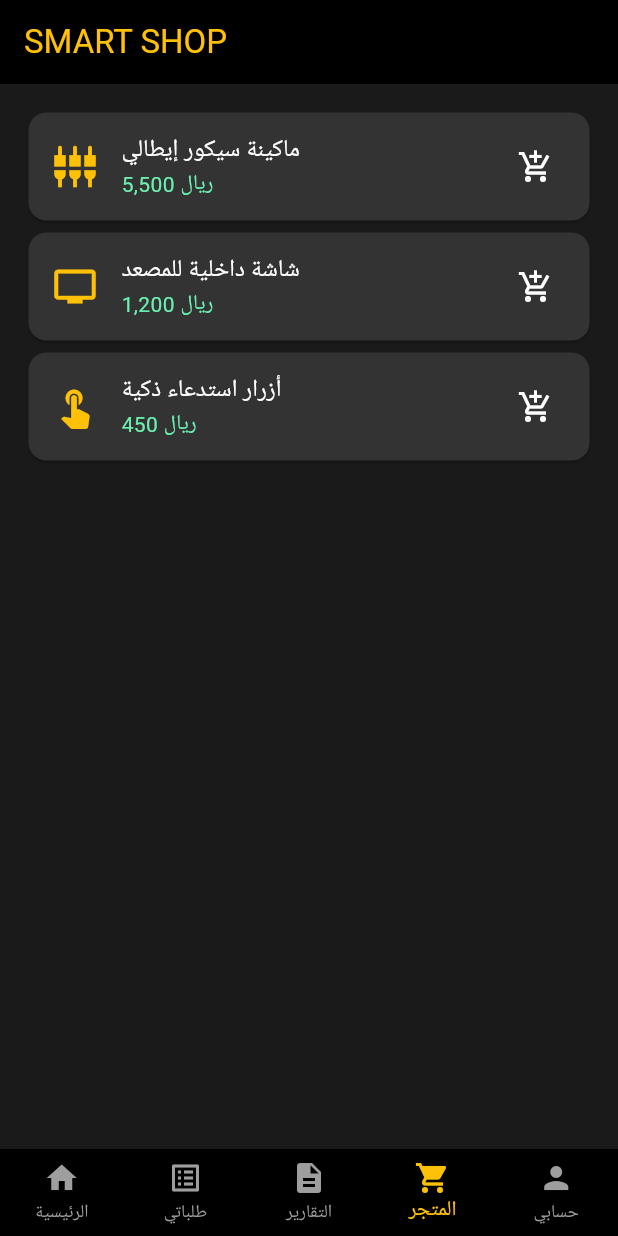
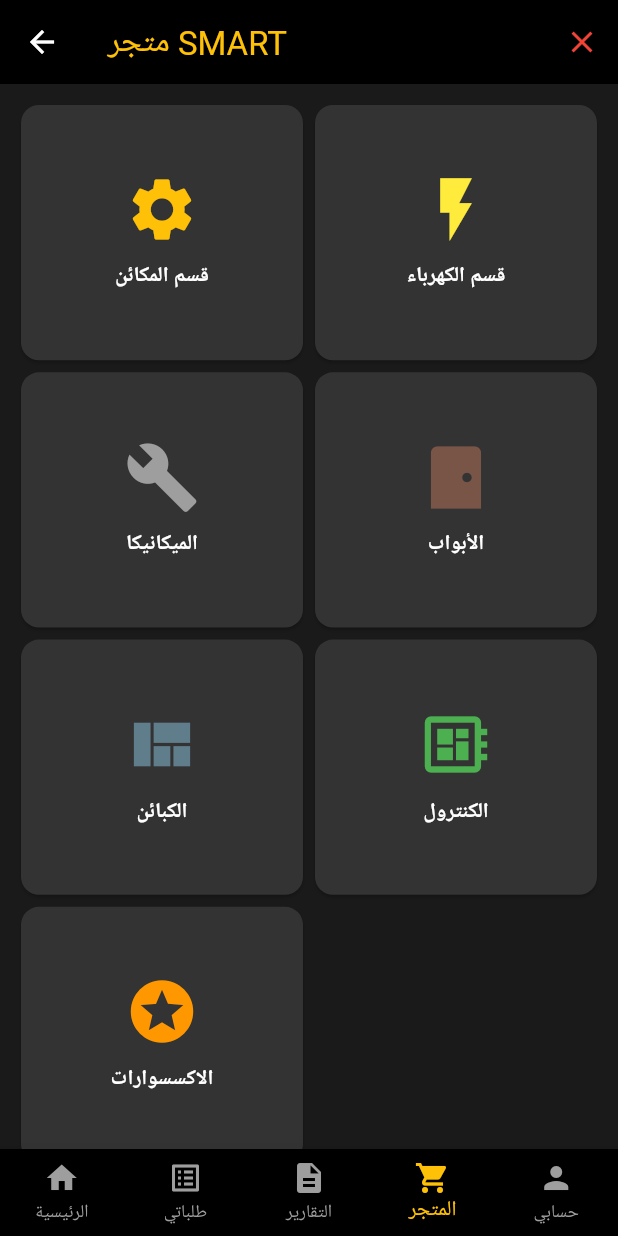
Before and after one commit to ahmedchiva-max/smart, a Flutter app: the screen it shows after launch, item 4 of the bottom bar chosen, on a phone screen of 412 x 824 dp. Run offline on Flutter 3.47's test engine with Material 3 defaults, Android fonts, the phone set to English and light mode, and no system bars.

Commit message:
تحديث نظام الشراء المتكامل: التحقق من الجوال، الأقسام، وخيارات التركيب

```diff
--- a/lib/screens/shop_page.dart
+++ b/lib/screens/shop_page.dart
@@ -1,33 +1,127 @@
 import 'package:flutter/material.dart';
 
-class ShopPage extends StatelessWidget {
+class ShopPage extends StatefulWidget {
+  @override
+  _ShopPageState createState() => _ShopPageState();
+}
+
+class _ShopPageState extends State<ShopPage> {
+  final List<Map<String, dynamic>> categories = [
+    {'name': 'قسم المكائن', 'icon': Icons.settings, 'color': Colors.amber},
+    {'name': 'قسم الكهرباء', 'icon': Icons.flash_on, 'color': Colors.yellow},
+    {'name': 'الميكانيكا', 'icon': Icons.build, 'color': Colors.grey},
+    {'name': 'الأبواب', 'icon': Icons.sensor_door, 'color': Colors.brown},
+    {'name': 'الكبائن', 'icon': Icons.view_quilt, 'color': Colors.blueGrey},
+    {'name': 'الكنترول', 'icon': Icons.developer_board, 'color': Colors.green},
+    {'name': 'الاكسسوارات', 'icon': Icons.stars, 'color': Colors.orange},
+  ];
+
+  void _showPurchaseFlow(String itemName) {
+    showDialog(
+      context: context,
+      builder: (context) => AlertDialog(
+        backgroundColor: Color(0xFF222222),
+        title: Text("خيار الشراء - $itemName", style: TextStyle(color: Colors.white)),
+        content: Text("هل ترغب في شراء القطعة فقط أم مع التركيب؟", style: TextStyle(color: Colors.grey)),
+        actions: [
+          ElevatedButton(
+            style: ElevatedButton.styleFrom(backgroundColor: Colors.blue),
+            onPressed: () => _getPhoneNumber(context, itemName, "قطعة فقط"),
+            child: Text("قطعة فقط"),
+          ),
+          ElevatedButton(
+            style: ElevatedButton.styleFrom(backgroundColor: Colors.green),
+            onPressed: () => _getPhoneNumber(context, itemName, "شراء مع تركيب"),
+            child: Text("شراء مع تركيب"),
+          ),
+        ],
+      ),
+    );
+  }
+
+  void _getPhoneNumber(BuildContext context, String item, String type) {
+    Navigator.pop(context);
+    TextEditingController phoneController = TextEditingController();
+    showDialog(
+      context: context,
+      barrierDismissible: false,
+      builder: (context) => AlertDialog(
+        backgroundColor: Color(0xFF222222),
+        title: Text("رقم الجوال", style: TextStyle(color: Colors.white)),
+        content: TextField(
+          controller: phoneController,
+          keyboardType: TextInputType.number,
+          style: TextStyle(color: Colors.white),
+          decoration: InputDecoration(
+            hintText: "05XXXXXXXX",
+            hintStyle: TextStyle(color: Colors.grey),
+            enabledBorder: UnderlineInputBorder(borderSide: BorderSide(color: Colors.amber)),
+          ),
+        ),
+        actions: [
+          TextButton(
+            onPressed: () {
+              String phone = phoneController.text;
+              if (phone.length == 10 && phone.startsWith("05") && RegExp(r'^[0-9]+$').hasMatch(phone)) {
+                Navigator.pop(context);
+                _getLocationAndPayment(item, type, phone);
+              } else {
+                _showWarning(context, "خطأ: يجب إدخال 10 أرقام تبدأ بـ 05");
+              }
+            },
+            child: Text("حسناً", style: TextStyle(color: Colors.amber)),
+          )
+        ],
+      ),
+    );
+  }
+
+  void _showWarning(BuildContext context, String msg) {
+    showDialog(
+      context: context,
+      builder: (context) => AlertDialog(
+        title: Text("تحذير"),
+        content: Text(msg),
+        actions: [TextButton(onPressed: () => Navigator.pop(context), child: Text("حسناً"))],
+      ),
+    );
+  }
+
+  void _getLocationAndPayment(String item, String type, String phone) {
+    // هنا يتم الانتقال لصفحة الموقع والدفع (بشكل مبسط للعرض)
+    print("المنتج: $item, النوع: $type, الجوال: $phone");
+  }
+
   @override
   Widget build(BuildContext context) {
     return Scaffold(
       backgroundColor: Color(0xFF1A1A1A),
       appBar: AppBar(
         backgroundColor: Colors.black,
-        title: Text("SMART SHOP", style: TextStyle(color: Colors.amber)),
+        leading: IconButton(icon: Icon(Icons.arrow_back, color: Colors.white), onPressed: () => Navigator.pop(context)),
+        title: Text("متجر SMART", style: TextStyle(color: Colors.amber)),
+        actions: [IconButton(icon: Icon(Icons.close, color: Colors.red), onPressed: () => Navigator.pop(context))],
       ),
-      body: ListView(
-        padding: EdgeInsets.all(15),
-        children: [
-          _buildProductCard("ماكينة سيكور إيطالي", "5,500 ريال", Icons.settings_input_component),
-          _buildProductCard("شاشة داخلية للمصعد", "1,200 ريال", Icons.tv),
-          _buildProductCard("أزرار استدعاء ذكية", "450 ريال", Icons.touch_app),
-        ],
-      ),
-    );
-  }
-
-  Widget _buildProductCard(String title, String price, IconData icon) {
-    return Card(
-      color: Color(0xFF333333),
-      child: ListTile(
-        leading: Icon(icon, color: Colors.amber, size: 30),
-        title: Text(title, style: TextStyle(color: Colors.white)),
-        subtitle: Text(price, style: TextStyle(color: Colors.greenAccent)),
-        trailing: Icon(Icons.add_shopping_cart, color: Colors.white),
+      body: GridView.builder(
+        padding: EdgeInsets.all(10),
+        gridDelegate: SliverGridDelegateWithFixedCrossAxisCount(crossAxisCount: 2, childAspectRatio: 1.1),
+        itemCount: categories.length,
+        itemBuilder: (context, index) {
+          return Card(
+            color: Color(0xFF333333),
+            child: InkWell(
+              onTap: () => _showPurchaseFlow(categories[index]['name']),
+              child: Column(
+                mainAxisAlignment: MainAxisAlignment.center,
+                children: [
+                  Icon(categories[index]['icon'], size: 50, color: categories[index]['color']),
+                  SizedBox(height: 10),
+                  Text(categories[index]['name'], style: TextStyle(color: Colors.white, fontWeight: FontWeight.bold)),
+                ],
+              ),
+            ),
+          );
+        },
       ),
     );
   }
```
